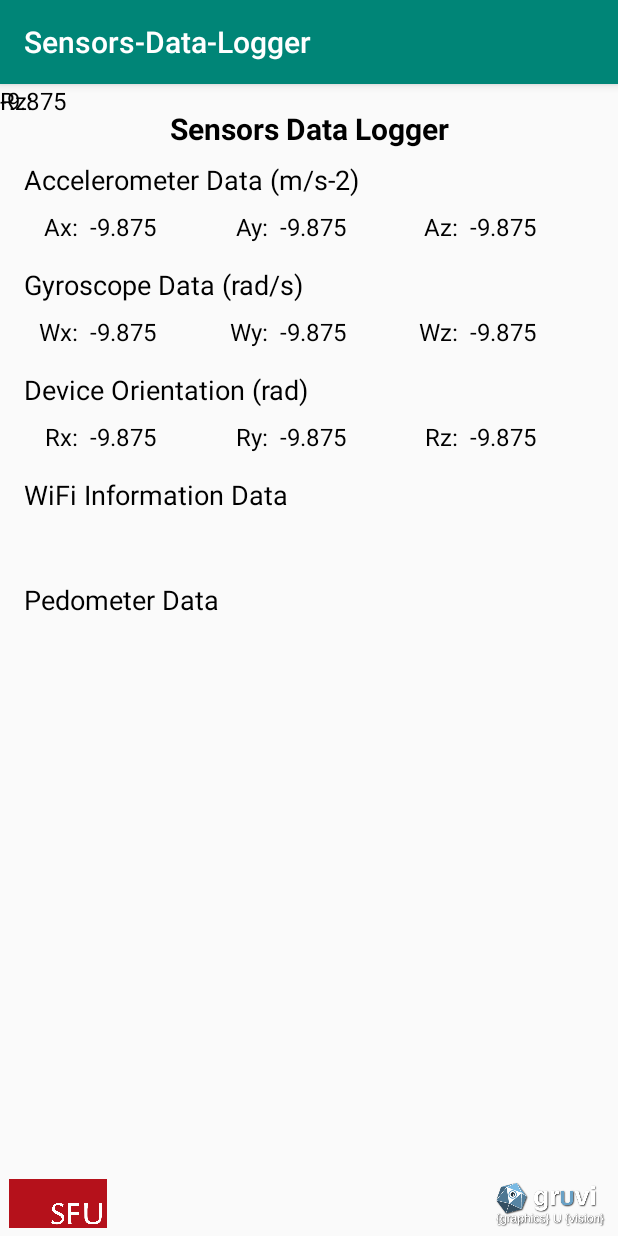
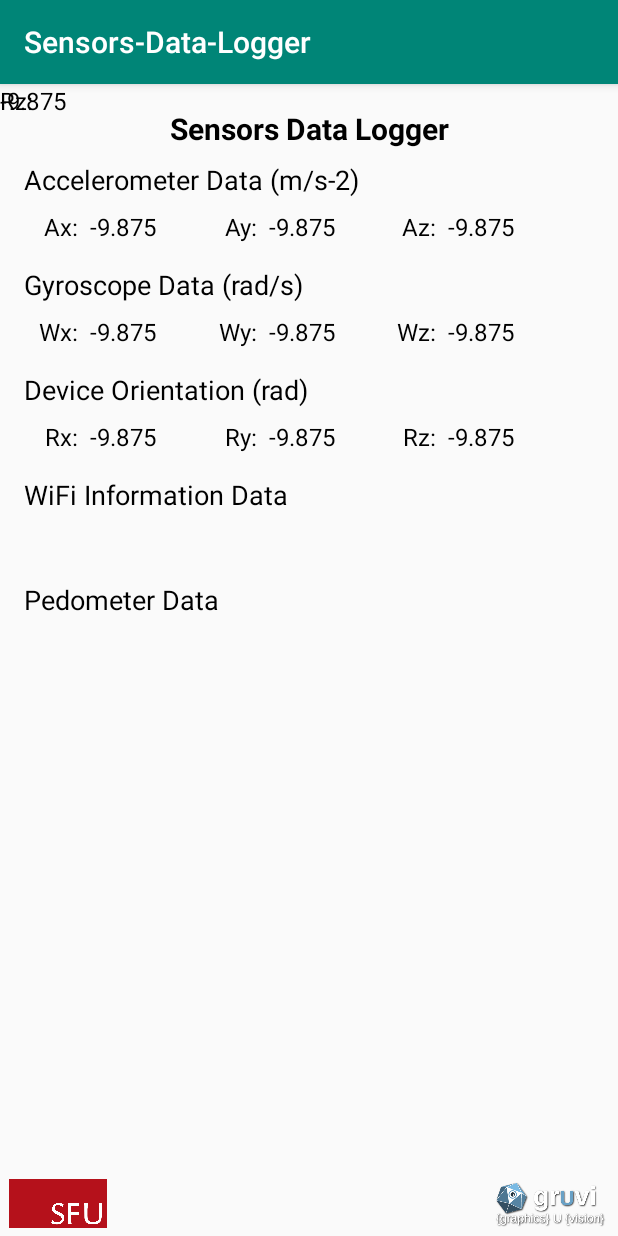
Before and after one commit to PyojinKim/Sensors-Data-Logger, an Android app: the screen it shows after launch (MainActivity), on a phone screen of 412 x 824 dp. Run offline under Robolectric (Android 15) with nearby library versions, the phone set to English and light mode, and no system bars; Roboto replaces fonts that are not available here.

Commit message:
minor changes.

```diff
--- a/app/src/main/res/layout/activity_main.xml
+++ b/app/src/main/res/layout/activity_main.xml
@@ -98,7 +98,7 @@
         android:id="@+id/textView6"
         android:layout_width="28dp"
         android:layout_height="wrap_content"
-        android:layout_marginStart="35dp"
+        android:layout_marginStart="28dp"
         android:fontFamily="@font/roboto"
         android:text="Ay:"
         android:textAlignment="textEnd"
@@ -111,7 +111,7 @@
         android:id="@+id/textView7"
         android:layout_width="28dp"
         android:layout_height="wrap_content"
-        android:layout_marginStart="35dp"
+        android:layout_marginStart="28dp"
         android:fontFamily="@font/roboto"
         android:text="Az:"
         android:textAlignment="textEnd"
@@ -191,7 +191,7 @@
         android:id="@+id/textView8"
         android:layout_width="28dp"
         android:layout_height="wrap_content"
-        android:layout_marginStart="35dp"
+        android:layout_marginStart="28dp"
         android:fontFamily="@font/roboto"
         android:text="Wy:"
         android:textAlignment="textEnd"
@@ -204,7 +204,7 @@
         android:id="@+id/textView9"
         android:layout_width="28dp"
         android:layout_height="wrap_content"
-        android:layout_marginStart="35dp"
+        android:layout_marginStart="28dp"
         android:fontFamily="@font/roboto"
         android:text="Wz:"
         android:textAlignment="textEnd"
@@ -284,7 +284,7 @@
         android:id="@+id/textView14"
         android:layout_width="28dp"
         android:layout_height="wrap_content"
-        android:layout_marginStart="35dp"
+        android:layout_marginStart="28dp"
         android:fontFamily="@font/roboto"
         android:text="Ry:"
         android:textAlignment="textEnd"
@@ -297,7 +297,7 @@
         android:id="@+id/textView15"
         android:layout_width="28dp"
         android:layout_height="wrap_content"
-        android:layout_marginStart="35dp"
+        android:layout_marginStart="28dp"
         android:fontFamily="@font/roboto"
         android:text="Rz:"
         android:textAlignment="textEnd"
```
